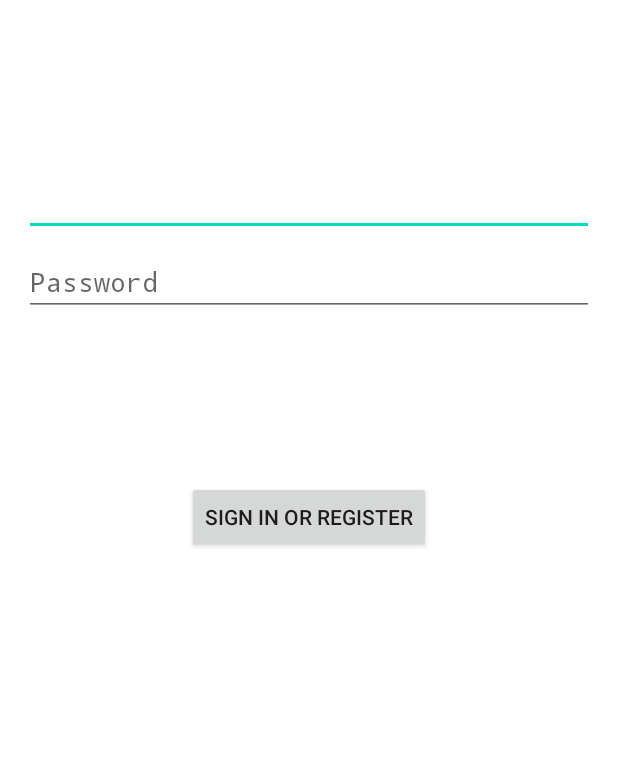
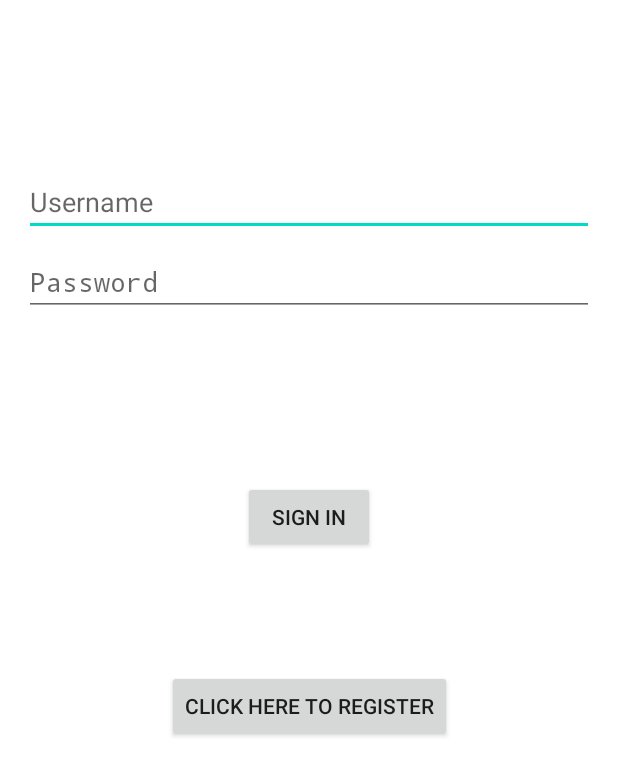
Before and after one commit to ssbarnes/RecylingReminderProject, an Android app: the ResidentLogin screen opened directly, with no data from a screen before it, on a phone screen of 412 x 824 dp. Shown: the top 776 px of the screen. Run offline under Robolectric (Android 15) with nearby library versions, the phone set to English and light mode, and no system bars.

Commit message:
small button change

```diff
--- a/app/src/main/res/layout/residents_login.xml
+++ b/app/src/main/res/layout/residents_login.xml
@@ -17,6 +17,8 @@
         android:layout_height="wrap_content"
         android:layout_marginTop="96dp"
         android:inputType="text"
+        android:autofillHints="Username"
+        android:hint="Username"
         android:selectAllOnFocus="true"
         app:layout_constraintEnd_toEndOf="parent"
         app:layout_constraintStart_toStartOf="parent"
@@ -45,11 +47,27 @@
         android:layout_marginTop="16dp"
         android:layout_marginBottom="64dp"
         android:enabled="true"
-        android:text="@string/action_sign_in"
+        android:text="Sign In"
         app:layout_constraintBottom_toBottomOf="parent"
         app:layout_constraintEnd_toEndOf="parent"
         app:layout_constraintStart_toStartOf="parent"
         app:layout_constraintTop_toBottomOf="@+id/resPassword"
+        app:layout_constraintVertical_bias="0.2"
+        />
+
+    <Button
+        android:id="@+id/resRegister"
+        android:layout_width="wrap_content"
+        android:layout_height="wrap_content"
+        android:layout_gravity="start"
+        android:layout_marginTop="16dp"
+        android:layout_marginBottom="64dp"
+        android:enabled="true"
+        android:text="Click Here to Register"
+        app:layout_constraintBottom_toBottomOf="parent"
+        app:layout_constraintEnd_toEndOf="parent"
+        app:layout_constraintStart_toStartOf="parent"
+        app:layout_constraintTop_toBottomOf="@+id/resLogin"
         app:layout_constraintVertical_bias="0.2"
         />
 
```
